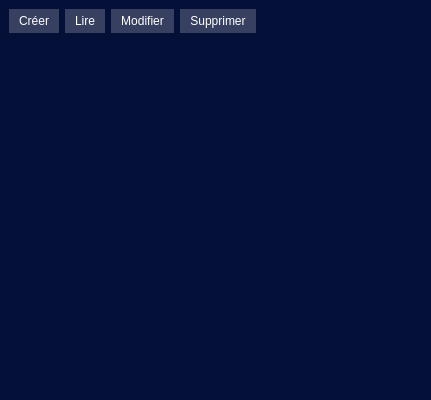
This is Tutoriels/Cpp/Qt/code/src/manager/GWindowResource.ui in gkesse/ReadyDev as Qt 5 draws it before an edit. The edited form follows.
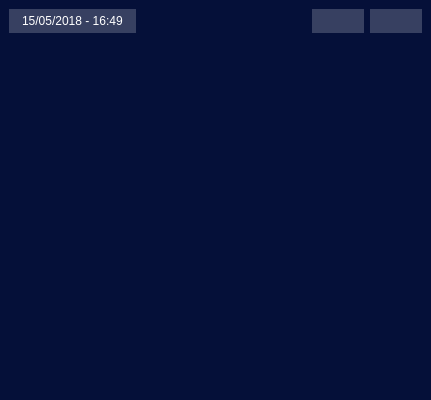
This is the edited form. Icons and pictures are not drawn.

```diff
--- a/Tutoriels/Cpp/Qt/code/src/manager/GWindowResource.ui
+++ b/Tutoriels/Cpp/Qt/code/src/manager/GWindowResource.ui
@@ -49,6 +49,17 @@
 
 QPushButton[active=true] {
 	background-color: rgb(170, 0, 0);
+}
+
+QLabel {
+	background-color: rgba(255, 255, 255, 0.2);
+	padding: 0px 10px;
+}
+
+QToolTip {
+	background-color: rgb(5, 16, 57);
+	border: none;
+	padding: 1px;
 }</string>
   </property>
   <layout class="QGridLayout" name="gridLayout_2">
@@ -70,67 +81,14 @@
       <item row="0" column="0">
        <layout class="QHBoxLayout" name="horizontalLayout">
         <item>
-         <widget class="QPushButton" name="m_createButton">
-          <property name="cursor">
-           <cursorShape>PointingHandCursor</cursorShape>
-          </property>
+         <widget class="QLabel" name="label">
           <property name="text">
-           <string>Créer</string>
+           <string>15/05/2018 - 16:49</string>
           </property>
-          <property name="flat">
-           <bool>false</bool>
-          </property>
          </widget>
         </item>
         <item>
-         <widget class="QPushButton" name="m_readButton">
-          <property name="cursor">
-           <cursorShape>PointingHandCursor</cursorShape>
-          </property>
-          <property name="text">
-           <string>Lire</string>
-          </property>
-          <property name="flat">
-           <bool>false</bool>
-          </property>
-         </widget>
-        </item>
-        <item>
-         <widget class="QPushButton" name="m_updateButton">
-          <property name="cursor">
-           <cursorShape>PointingHandCursor</cursorShape>
-          </property>
-          <property name="text">
-           <string>Modifier</string>
-          </property>
-          <property name="icon">
-           <iconset resource="../../win/resource.qrc">
-            <normaloff>:/img/restart_icon.png</normaloff>:/img/restart_icon.png</iconset>
-          </property>
-          <property name="flat">
-           <bool>false</bool>
-          </property>
-         </widget>
-        </item>
-        <item>
-         <widget class="QPushButton" name="m_deleteButton">
-          <property name="cursor">
-           <cursorShape>PointingHandCursor</cursorShape>
-          </property>
-          <property name="text">
-           <string>Supprimer</string>
-          </property>
-          <property name="icon">
-           <iconset resource="../../win/resource.qrc">
-            <normaloff>:/img/shutdown_icon.png</normaloff>:/img/shutdown_icon.png</iconset>
-          </property>
-          <property name="flat">
-           <bool>false</bool>
-          </property>
-         </widget>
-        </item>
-        <item>
-         <spacer name="horizontalSpacer">
+         <spacer name="horizontalSpacer_2">
           <property name="orientation">
            <enum>Qt::Horizontal</enum>
           </property>
@@ -142,6 +100,58 @@
           </property>
          </spacer>
         </item>
+        <item>
+         <widget class="QPushButton" name="m_restartButton">
+          <property name="cursor">
+           <cursorShape>PointingHandCursor</cursorShape>
+          </property>
+          <property name="toolTip">
+           <string>Redémarrer le système</string>
+          </property>
+          <property name="text">
+           <string/>
+          </property>
+          <property name="icon">
+           <iconset resource="../../win/resource.qrc">
+            <normaloff>:/img/restart_icon.png</normaloff>:/img/restart_icon.png</iconset>
+          </property>
+          <property name="iconSize">
+           <size>
+            <width>20</width>
+            <height>20</height>
+           </size>
+          </property>
+          <property name="flat">
+           <bool>false</bool>
+          </property>
+         </widget>
+        </item>
+        <item>
+         <widget class="QPushButton" name="m_quitButton">
+          <property name="cursor">
+           <cursorShape>PointingHandCursor</cursorShape>
+          </property>
+          <property name="toolTip">
+           <string>Eteindre le système</string>
+          </property>
+          <property name="text">
+           <string/>
+          </property>
+          <property name="icon">
+           <iconset resource="../../win/resource.qrc">
+            <normaloff>:/img/shutdown_icon.png</normaloff>:/img/shutdown_icon.png</iconset>
+          </property>
+          <property name="iconSize">
+           <size>
+            <width>20</width>
+            <height>20</height>
+           </size>
+          </property>
+          <property name="flat">
+           <bool>false</bool>
+          </property>
+         </widget>
+        </item>
        </layout>
       </item>
       <item row="1" column="0">
```
